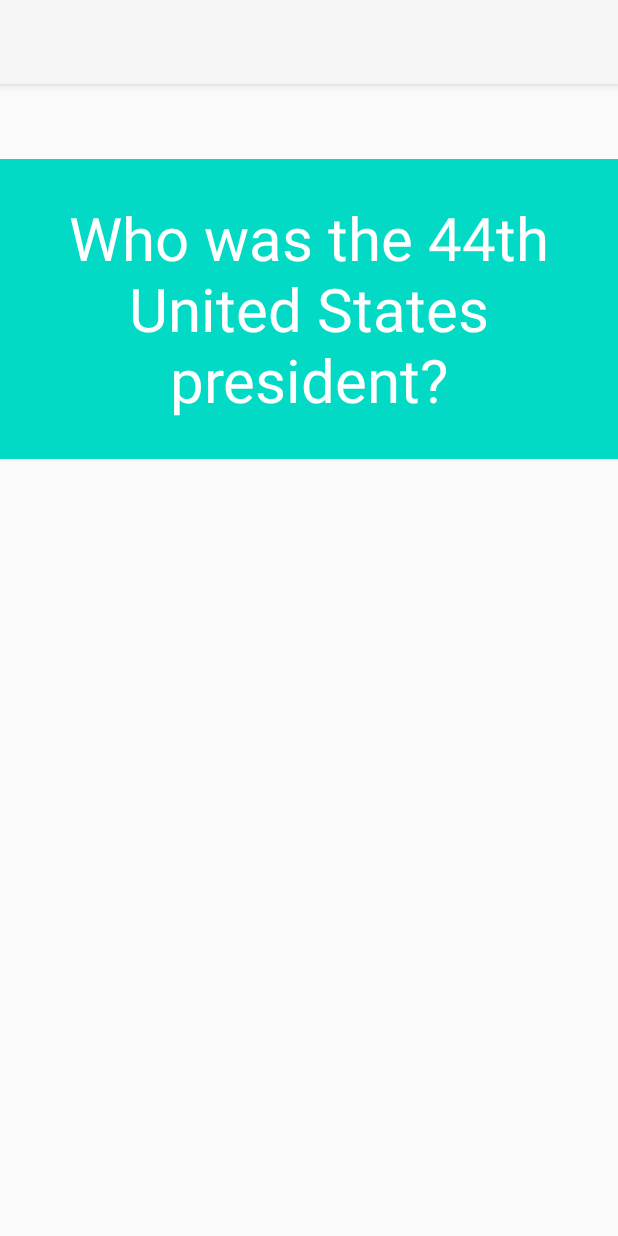
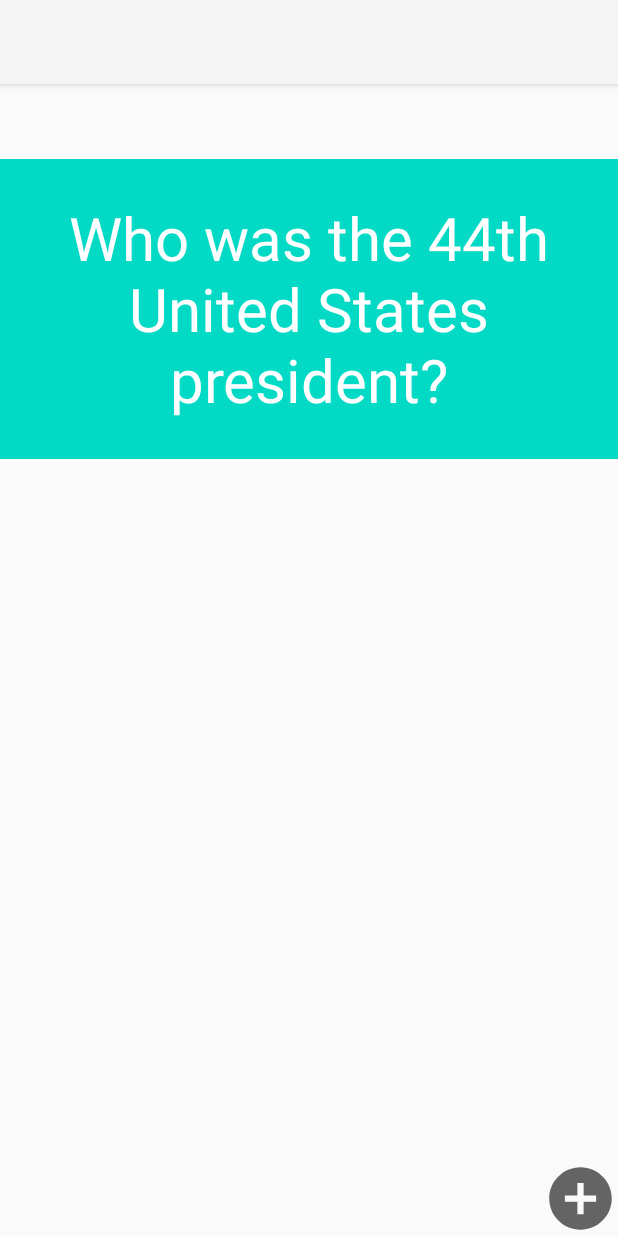
Before and after one commit to Prosper1kwo/Lab1_FlashcardApp, an Android app: the screen it shows after launch (MainActivity), on a phone screen of 412 x 824 dp. Run offline under Robolectric (Android 15) with nearby library versions, the phone set to English and light mode, and no system bars.

Commit message:
Respond to changes

```diff
--- a/app/src/main/AndroidManifest.xml
+++ b/app/src/main/AndroidManifest.xml
@@ -18,6 +18,7 @@
                 <category android:name="android.intent.category.LAUNCHER" />
             </intent-filter>
         </activity>
+        <activity android:name=".AddCardActivity"></activity>
     </application>
 
 </manifest>
--- /dev/null
+++ b/app/src/main/res/drawable/add_plus.xml
@@ -0,0 +1,5 @@
+<vector android:autoMirrored="true" android:height="50dp"
+    android:tint="?attr/colorControlNormal" android:viewportHeight="24"
+    android:viewportWidth="24" android:width="50dp" xmlns:android="http://schemas.android.com/apk/res/android">
+    <path android:fillColor="@android:color/white" android:pathData="M12,2C6.48,2 2,6.48 2,12s4.48,10 10,10 10,-4.48 10,-10S17.52,2 12,2zM17,13h-4v4h-2v-4L7,13v-2h4L11,7h2v4h4v2z"/>
+</vector>
--- /dev/null
+++ b/app/src/main/res/drawable/cancel.xml
@@ -0,0 +1,5 @@
+<vector android:autoMirrored="true" android:height="50dp"
+    android:tint="?attr/colorControlNormal" android:viewportHeight="24"
+    android:viewportWidth="24" android:width="50dp" xmlns:android="http://schemas.android.com/apk/res/android">
+    <path android:fillColor="@android:color/white" android:pathData="M12,2C6.47,2 2,6.47 2,12s4.47,10 10,10 10,-4.47 10,-10S17.53,2 12,2zM17,15.59L15.59,17 12,13.41 8.41,17 7,15.59 10.59,12 7,8.41 8.41,7 12,10.59 15.59,7 17,8.41 13.41,12 17,15.59z"/>
+</vector>
--- /dev/null
+++ b/app/src/main/res/drawable/save.xml
@@ -0,0 +1,5 @@
+<vector android:autoMirrored="true" android:height="50dp"
+    android:tint="?attr/colorControlNormal" android:viewportHeight="24"
+    android:viewportWidth="24" android:width="50dp" xmlns:android="http://schemas.android.com/apk/res/android">
+    <path android:fillColor="@android:color/white" android:pathData="M17,3L5,3c-1.11,0 -2,0.9 -2,2v14c0,1.1 0.89,2 2,2h14c1.1,0 2,-0.9 2,-2L21,7l-4,-4zM12,19c-1.66,0 -3,-1.34 -3,-3s1.34,-3 3,-3 3,1.34 3,3 -1.34,3 -3,3zM15,9L5,9L5,5h10v4z"/>
+</vector>
--- a/app/src/main/res/layout/activity_main.xml
+++ b/app/src/main/res/layout/activity_main.xml
@@ -23,13 +23,21 @@
         android:id="@+id/answer"
         android:layout_width="match_parent"
         android:layout_height="200dp"
-        android:visibility="invisible"
         android:layout_marginTop="50dp"
+        android:background="@color/purple_200"
+        android:gravity="center"
         android:text="Barack Obama"
         android:textColor="@color/purple_700"
-        android:background="@color/purple_200"
-        android:gravity="center"
         android:textSize="40sp"
-        />
+        android:visibility="invisible" />
+
+    <ImageView
+        android:id="@+id/flashcard_add_button"
+        android:layout_width="wrap_content"
+        android:layout_height="wrap_content"
+        android:src="@drawable/add_plus"
+        android:text="Text aligned bottom right"
+        android:layout_alignParentRight="true"
+        android:layout_alignParentBottom="true" />
 
   </RelativeLayout>
```
Also changed, not shown: app/src/main/java/com/prosper/myflashcardapp/AddCardActivity.java (added, +37 -0 lines), app/src/main/java/com/prosper/myflashcardapp/MainActivity.java (+32 -0 lines), app/src/main/res/layout/addcard_layout.xml (added, +50 -0 lines), 1 other file.
